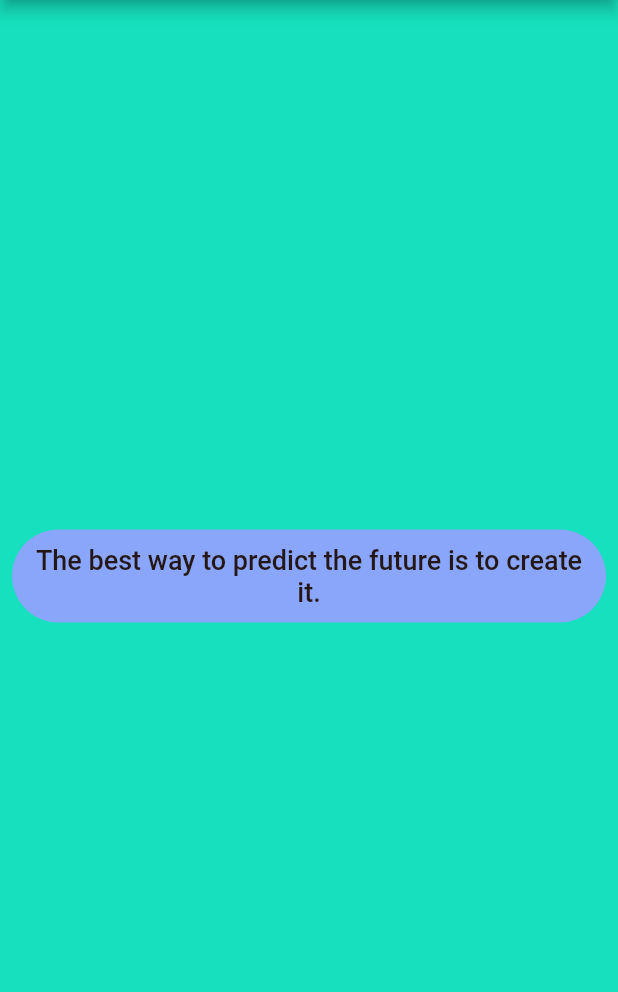
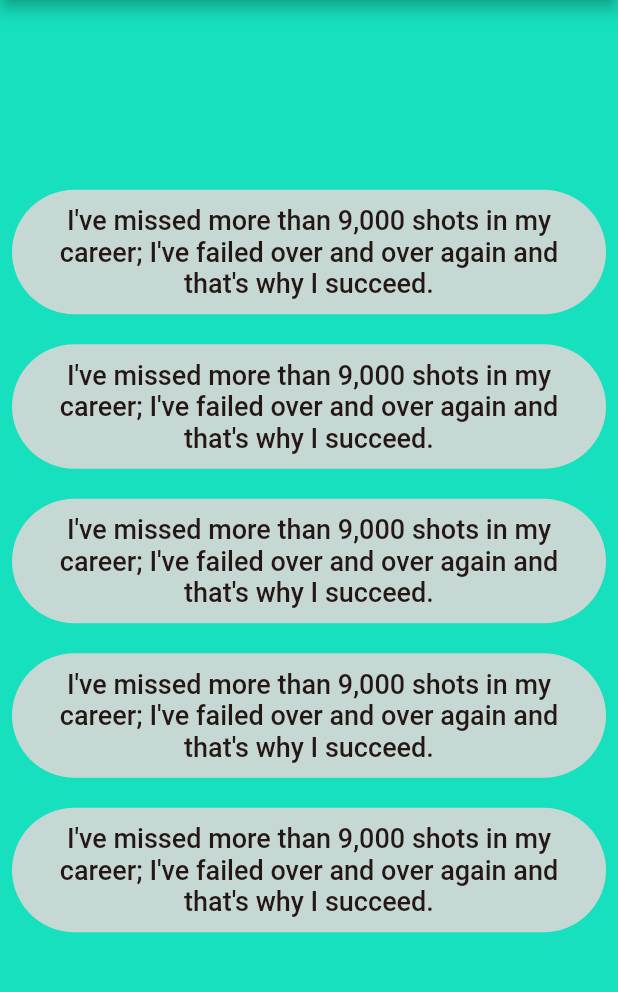
Before and after one commit to filippo-fonseca/motivate.me, a Flutter app: the screen it shows after launch, on a phone screen of 412 x 824 dp, the part 84-1076 px from its top. Run offline on Flutter 3.47's test engine with Material 2 defaults, Android fonts, the phone set to English and light mode, and no system bars.

Commit message:
feat(ui); Add randomColor() func

```diff
--- a/lib/functionality.dart
+++ b/lib/functionality.dart
@@ -6,7 +6,9 @@ String getRandomQuote() {
     'Never settle. Stay hungry. All our dreams can come true, if we have the courage to pursue them.',
     "I've missed more than 9,000 shots in my career; I've failed over and over again and that's why I succeed.",
     "It's hard to beat a person who never gives up.",
-    "The best time to plant a tree was 20 years ago. The second best time is now."
+    "The best time to plant a tree was 20 years ago. The second best time is now.",
+    "Never say never. You've got this.",
+    "Your wildest dreams will come true if you believe and work hard on them.",
   ];
 
 // generates a new Random object
@@ -18,3 +20,24 @@ String getRandomQuote() {
 
   return element;
 }
+
+int getRandomColor() {
+  var colorList = [
+    0xffEB5E55,
+    0xffDDFFF7,
+    0xffD81E5B,
+    0xffFDF0D5,
+    0xffC6D8D3,
+    0xffFFD2FC,
+    0xffE980FC,
+    0xffB96AC9,
+  ];
+
+  final _random = new Random();
+
+// generate a random index based on the list length
+// and use it to retrieve the element
+  var element = colorList[_random.nextInt(colorList.length)];
+
+  return element;
+}
--- a/lib/main.dart
+++ b/lib/main.dart
@@ -22,10 +22,12 @@ class App extends StatelessWidget {
             child: Column(
               mainAxisAlignment: MainAxisAlignment.center,
               children: [
-                Container(
+                Padding(
+                  padding: EdgeInsets.only(bottom: 20.0),
+                  child: Container(
                     alignment: Alignment.center,
                     decoration: BoxDecoration(
-                    color: Color(0xff89A6FB),
+                      color: Color(getRandomColor()),
                       borderRadius: BorderRadius.circular(100),
                     ),
                     child: Padding(
@@ -41,6 +43,95 @@ class App extends StatelessWidget {
                       ),
                     ),
                   ),
+                ),
+                Padding(
+                  padding: EdgeInsets.only(bottom: 20.0),
+                  child: Container(
+                    alignment: Alignment.center,
+                    decoration: BoxDecoration(
+                      color: Color(getRandomColor()),
+                      borderRadius: BorderRadius.circular(100),
+                    ),
+                    child: Padding(
+                      padding: EdgeInsets.all(10.0),
+                      child: Text(
+                        getRandomQuote(),
+                        textAlign: TextAlign.center,
+                        style: TextStyle(
+                          color: Color(0xff241715),
+                          fontWeight: FontWeight.w500,
+                          fontSize: 18.0,
+                        ),
+                      ),
+                    ),
+                  ),
+                ),
+                Padding(
+                  padding: EdgeInsets.only(bottom: 20.0),
+                  child: Container(
+                    alignment: Alignment.center,
+                    decoration: BoxDecoration(
+                      color: Color(getRandomColor()),
+                      borderRadius: BorderRadius.circular(100),
+                    ),
+                    child: Padding(
+                      padding: EdgeInsets.all(10.0),
+                      child: Text(
+                        getRandomQuote(),
+                        textAlign: TextAlign.center,
+                        style: TextStyle(
+                          color: Color(0xff241715),
+                          fontWeight: FontWeight.w500,
+                          fontSize: 18.0,
+                        ),
+                      ),
+                    ),
+                  ),
+                ),
+                Padding(
+                  padding: EdgeInsets.only(bottom: 20.0),
+                  child: Container(
+                    alignment: Alignment.center,
+                    decoration: BoxDecoration(
+                      color: Color(getRandomColor()),
+                      borderRadius: BorderRadius.circular(100),
+                    ),
+                    child: Padding(
+                      padding: EdgeInsets.all(10.0),
+                      child: Text(
+                        getRandomQuote(),
+                        textAlign: TextAlign.center,
+                        style: TextStyle(
+                          color: Color(0xff241715),
+                          fontWeight: FontWeight.w500,
+                          fontSize: 18.0,
+                        ),
+                      ),
+                    ),
+                  ),
+                ),
+                Padding(
+                  padding: EdgeInsets.only(bottom: 20.0),
+                  child: Container(
+                    alignment: Alignment.center,
+                    decoration: BoxDecoration(
+                      color: Color(getRandomColor()),
+                      borderRadius: BorderRadius.circular(100),
+                    ),
+                    child: Padding(
+                      padding: EdgeInsets.all(10.0),
+                      child: Text(
+                        getRandomQuote(),
+                        textAlign: TextAlign.center,
+                        style: TextStyle(
+                          color: Color(0xff241715),
+                          fontWeight: FontWeight.w500,
+                          fontSize: 18.0,
+                        ),
+                      ),
+                    ),
+                  ),
+                ),
               ],
             ),
           ),
```
Lines whose indentation alone changed are shown as unchanged.
